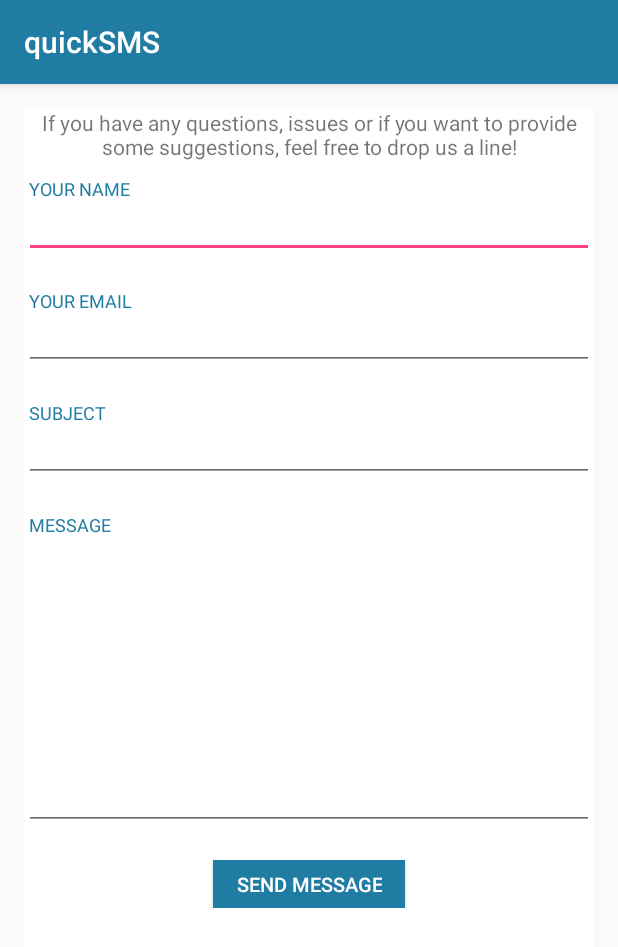
After one commit to mahbubiftekhar/quickSMS, an Android app: the ContactUsActivity screen opened directly, with no data from a screen before it, on a phone screen of 412 x 824 dp. The commit adds this screen. Shown: the top 947 px of the screen. Run offline under Robolectric (Android 15) with nearby library versions, the phone set to English and light mode, and no system bars.

Commit message:
email contact form created

```diff
--- a/app/src/main/AndroidManifest.xml
+++ b/app/src/main/AndroidManifest.xml
@@ -31,7 +31,8 @@
         <activity android:name=".log.LogActivity" />
         <activity android:name=".settings.SettingsActivity" />
         <activity android:name=".BaseActivity" />
-        <activity android:name=".settings.AboutDevelopersActivity"></activity>
+        <activity android:name=".settings.AboutDevelopersActivity" />
+        <activity android:name=".settings.ContactUsActivity"></activity>
     </application>
 
 </manifest>
--- /dev/null
+++ b/app/src/main/java/quick/sms/quicksms/settings/ContactUsActivity.kt
@@ -0,0 +1,82 @@
+package quick.sms.quicksms.settings
+
+import android.support.v7.app.AppCompatActivity
+import android.os.Bundle
+import quick.sms.quicksms.R
+import android.content.Intent
+import android.text.TextUtils
+import android.widget.EditText
+import android.app.Activity
+import android.view.View
+import android.widget.Button
+import java.util.regex.Pattern
+
+
+class ContactUsActivity : AppCompatActivity() {
+
+    private val activity: Activity? = null
+
+    override fun onCreate(savedInstanceState: Bundle?) {
+        super.onCreate(savedInstanceState)
+        setContentView(R.layout.activity_contact_us)
+
+
+        val your_name = findViewById<View>(R.id.your_name) as EditText
+        val your_email = findViewById<View>(R.id.your_email) as EditText
+        val your_subject = findViewById<View>(R.id.your_subject) as EditText
+        val your_message = findViewById<View>(R.id.your_message) as EditText
+
+        fun isValidEmail(email:String):Boolean {
+            val EMAIL_PATTERN = ("^[_A-Za-z0-9-\\+]+(\\.[_A-Za-z0-9-]+)*@" + "[A-Za-z0-9-]+(\\.[A-Za-z0-9]+)*(\\.[A-Za-z]{2,})$")
+            val pattern = Pattern.compile(EMAIL_PATTERN)
+            val matcher = pattern.matcher(email)
+            return matcher.matches()
+        }
+
+        val email = findViewById<View>(R.id.post_message) as Button
+        email.setOnClickListener(View.OnClickListener {
+            val name = your_name.text.toString()
+            val email = your_email.text.toString()
+            val subject = your_subject.text.toString()
+            val message = your_message.text.toString()
+            if (TextUtils.isEmpty(name)) {
+                your_name.error = "Enter Your Name"
+                your_name.requestFocus()
+                return@OnClickListener
+            }
+
+            var onError: Boolean? = false
+            if (!isValidEmail(email)) {
+                onError = true
+                your_email.error = "Invalid Email"
+                return@OnClickListener
+            }
+
+            if (TextUtils.isEmpty(subject)) {
+                your_subject.error = "Enter Your Subject"
+                your_subject.requestFocus()
+                return@OnClickListener
+            }
+
+            if (TextUtils.isEmpty(message)) {
+                your_message.error = "Enter Your Message"
+                your_message.requestFocus()
+                return@OnClickListener
+            }
+
+            val sendEmail = Intent(android.content.Intent.ACTION_SEND)
+
+            /* Fill it with Data */
+            sendEmail.type = "plain/text"
+            sendEmail.putExtra(android.content.Intent.EXTRA_EMAIL, arrayOf("quickSMS@iftekhar.co.uk"))
+            sendEmail.putExtra(android.content.Intent.EXTRA_SUBJECT, subject)
+            sendEmail.putExtra(android.content.Intent.EXTRA_TEXT,
+                    "name:" + name + '\n'.toString() + "Email ID:" + email + '\n'.toString() + "Message:" + '\n'.toString() + message)
+
+            /* Send it off to the Activity-Chooser */
+            startActivity(Intent.createChooser(sendEmail, "Send mail..."))
+        })
+    }
+
+
+}
--- /dev/null
+++ b/app/src/main/res/layout/activity_contact_us.xml
@@ -0,0 +1,122 @@
+<android.support.design.widget.CoordinatorLayout xmlns:android="http://schemas.android.com/apk/res/android"
+    xmlns:app="http://schemas.android.com/apk/res-auto"
+    xmlns:tools="http://schemas.android.com/tools"
+    android:layout_width="match_parent"
+    android:layout_height="match_parent"
+    android:fitsSystemWindows="true"
+    tools:context=".ContactActivity">
+
+    <ScrollView
+        android:layout_width="match_parent"
+        android:layout_height="match_parent"
+        android:layout_marginBottom="@dimen/activity_vertical_margin"
+        android:layout_marginLeft="@dimen/activity_horizontal_margin"
+        android:layout_marginRight="@dimen/activity_horizontal_margin"
+        android:layout_marginTop="@dimen/activity_vertical_margin"
+        android:background="@android:color/white"
+        app:layout_behavior="@string/appbar_scrolling_view_behavior">
+
+        <LinearLayout
+            android:layout_width="match_parent"
+            android:layout_height="wrap_content"
+            android:orientation="vertical">
+            <TextView
+                android:layout_width="match_parent"
+                android:layout_height="match_parent"
+                android:text="@string/if_you_have_any_questions_issues_or_if_you_want_to_provide_some_suggestions_feel_free_to_drop_us_a_line"
+                android:textAlignment="center"
+                android:paddingBottom="10dp"
+                />
+
+            <TextView
+                android:layout_width="fill_parent"
+                android:layout_height="wrap_content"
+                android:paddingLeft="3dp"
+                android:text="@string/contact_form_name"
+                android:textAllCaps="true"
+                android:textColor="@color/colorPrimary"
+                android:textSize="12sp" />
+
+            <EditText
+                android:id="@+id/your_name"
+                android:layout_width="fill_parent"
+                android:layout_height="38dp"
+                android:layout_marginBottom="20dp"
+                android:inputType="text"
+                android:singleLine="true"
+                android:textSize="14sp" />
+
+            <TextView
+                android:layout_width="fill_parent"
+                android:layout_height="wrap_content"
+                android:paddingLeft="3dp"
+                android:text="@string/contact_form_email"
+                android:textAllCaps="true"
+                android:textColor="@color/colorPrimary"
+                android:textSize="12sp" />
+
+            <EditText
+                android:id="@+id/your_email"
+                android:layout_width="fill_parent"
+                android:layout_height="38dp"
+                android:layout_marginBottom="20dp"
+                android:inputType="textEmailAddress"
+                android:singleLine="true"
+                android:textSize="14sp" />
+
+
+            <TextView
+                android:layout_width="fill_parent"
+                android:layout_height="wrap_content"
+                android:paddingLeft="3dp"
+                android:text="@string/contact_form_subject"
+                android:textAllCaps="true"
+                android:textColor="@color/colorPrimary"
+                android:textSize="12sp" />
+
+            <EditText
+                android:id="@+id/your_subject"
+                android:layout_width="fill_parent"
+                android:layout_height="38dp"
+                android:layout_marginBottom="20dp"
+                android:inputType="text"
+                android:singleLine="true"
+                android:textSize="14sp" />
+
+            <TextView
+                android:layout_width="fill_parent"
+                android:layout_height="32dp"
+                android:paddingLeft="3dp"
+                android:text="@string/contact_form_message"
+                android:textAllCaps="true"
+                android:textColor="@color/colorPrimary"
+                android:textSize="12sp" />
+
+            <EditText
+                android:id="@+id/your_message"
+                android:layout_width="fill_parent"
+                android:layout_height="wrap_content"
+                android:layout_marginBottom="20dp"
+                android:height="180dp"
+                android:gravity="top"
+                android:inputType="textMultiLine"
+                android:textSize="14sp" />
+
+            <Button
+                android:id="@+id/post_message"
+                android:layout_width="wrap_content"
+                android:layout_height="32dp"
+                android:layout_gravity="center"
+                android:background="@color/colorPrimary"
+                android:paddingBottom="1dp"
+                android:paddingLeft="15dp"
+                android:paddingRight="15dp"
+                android:paddingTop="1dp"
+                android:text="@string/contact_form_button"
+                android:textAllCaps="true"
+                android:textColor="@android:color/white"
+                android:textSize="13sp" />
+        </LinearLayout>
+    </ScrollView>
+
+</android.support.design.widget.CoordinatorLayout>
--- a/app/src/main/res/values/strings.xml
+++ b/app/src/main/res/values/strings.xml
@@ -1,6 +1,14 @@
 <resources>
     <string name="app_name">quickSMS</string>
     <string name="title_home">SMS</string>
+    <string name="contact_form">Contact Us</string>
+    <string name="contact_form_name">Your Name</string>
+    <string name="contact_form_email">Your Email</string>
+    <string name="contact_form_subject">Subject</string>
+    <string name="contact_form_message">Message</string>
+    <string name="contact_form_button">Send Message</string>
+    <string name="contact_form_post_message">Please wait! We\'re sending your message to the support department…</string>
+    <string name="contact_posted">Your message has been successfully delivered.</string>
     <string name="title_dashboard">CALL</string>
     <string name="title_notifications">LOG</string>
     <string name="title_activity_settings">HOME</string>
@@ -109,4 +117,6 @@
     <string name="clear_log">CLEAR LOG</string>
     <string name="options">OPTIONS</string>
     <string name="share">SHARE</string>
+    <string name="settings2">Settings</string>
+    <string name="if_you_have_any_questions_issues_or_if_you_want_to_provide_some_suggestions_feel_free_to_drop_us_a_line">If you have any questions, issues or if you want to provide some suggestions, feel free to drop us a line!</string>
 </resources>
```
Also changed, not shown: app/src/main/java/quick/sms/quicksms/main/MainActivity.kt (+17 -3 lines), app/src/main/res/menu/mainactivity.xml (+7 -2 lines).
